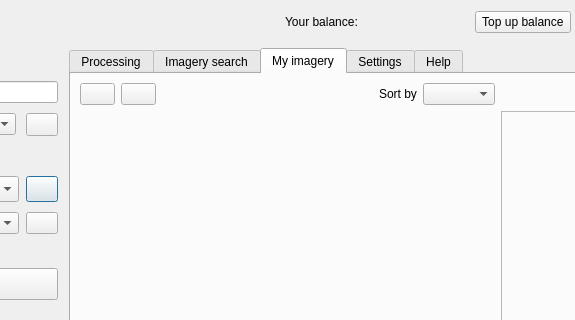
Old version of the form mapflow/dialogs/static/ui/main_dialog.ui in the repository Geoalert/mapflow-qgis; both pictures show x 269 to 844 and y 0 to 320 of the 1070 by 550 pixel window.
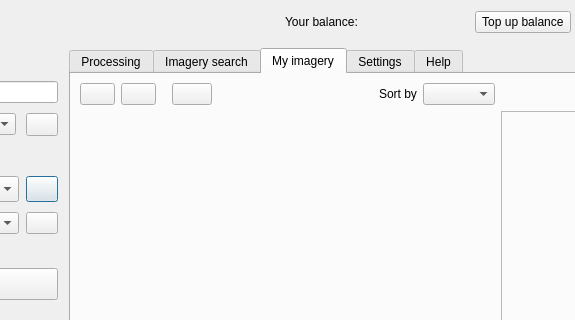
New version of the form. The open tabs and pages were chosen to show the change. Icons and pictures are not drawn. Custom widgets are drawn as their Qt base class.

Commit message: Imagery: refresh mosaics or images

Patch:
```diff
--- a/mapflow/dialogs/static/ui/main_dialog.ui
+++ b/mapflow/dialogs/static/ui/main_dialog.ui
@@ -1762,6 +1762,41 @@
                    </property>
                   </widget>
                  </item>
+                 <item>
+                  <spacer name="horizontalSpacer_14">
+                   <property name="orientation">
+                    <enum>Qt::Horizontal</enum>
+                   </property>
+                   <property name="sizeType">
+                    <enum>QSizePolicy::Fixed</enum>
+                   </property>
+                   <property name="sizeHint" stdset="0">
+                    <size>
+                     <width>10</width>
+                     <height>20</height>
+                    </size>
+                   </property>
+                  </spacer>
+                 </item>
+                 <item>
+                  <widget class="QPushButton" name="refreshCatalogButton">
+                   <property name="sizePolicy">
+                    <sizepolicy hsizetype="Fixed" vsizetype="Fixed">
+                     <horstretch>0</horstretch>
+                     <verstretch>0</verstretch>
+                    </sizepolicy>
+                   </property>
+                   <property name="minimumSize">
+                    <size>
+                     <width>30</width>
+                     <height>0</height>
+                    </size>
+                   </property>
+                   <property name="text">
+                    <string/>
+                   </property>
+                  </widget>
+                 </item>
                  <item>
                   <spacer name="horizontalSpacer_8">
                    <property name="orientation">
```
Left out of the diff: 9 changed lines with no effect on the pictures. The commit also changes 5 other files.
